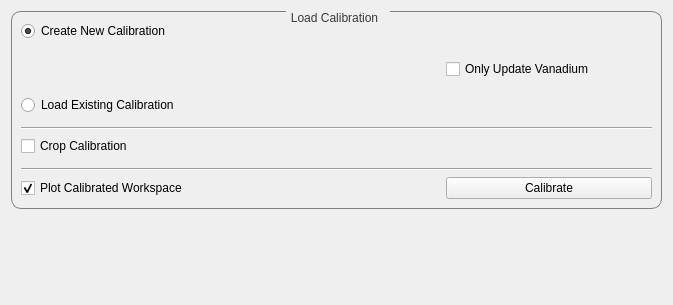
mantidproject/mantid, file scripts/Engineering/gui/engineering_diffraction/tabs/calibration/calibration_tab.ui: the form before one commit.
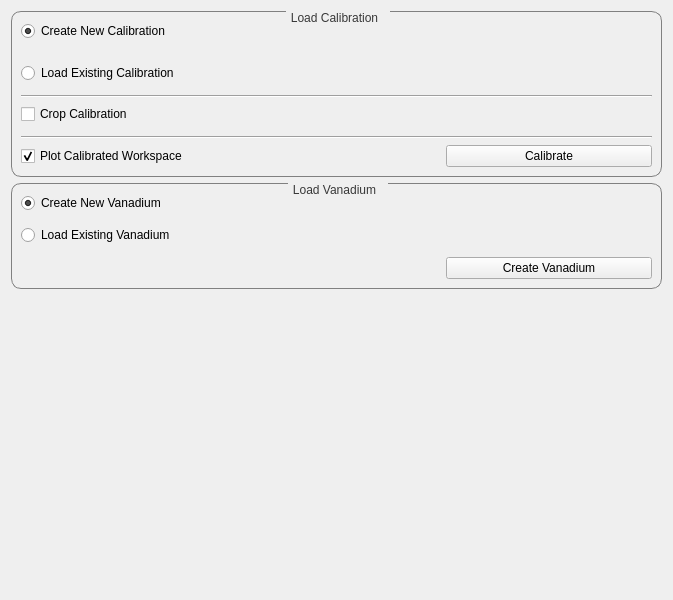
The form after the commit. Custom widgets are drawn as their Qt base class.

Commit message:
Create separate load vanadium section
Create separate load vanadium section on the calibration
tab and remove the force vanadium option from settings
and only update vanadium checkbox

The edit to the form file:
```diff
--- a/scripts/Engineering/gui/engineering_diffraction/tabs/calibration/calibration_tab.ui
+++ b/scripts/Engineering/gui/engineering_diffraction/tabs/calibration/calibration_tab.ui
@@ -10,7 +10,7 @@
     <x>0</x>
     <y>0</y>
     <width>673</width>
-    <height>305</height>
+    <height>600</height>
    </rect>
   </property>
   <property name="sizePolicy">
@@ -38,12 +38,12 @@
   </property>
   <layout class="QVBoxLayout" name="verticalLayout_2">
    <item>
-    <layout class="QVBoxLayout" name="verticalLayout" stretch="1,0">
+    <layout class="QVBoxLayout" name="verticalLayout" stretch="1,0,0">
      <property name="sizeConstraint">
       <enum>QLayout::SetDefaultConstraint</enum>
      </property>
      <item>
-      <widget class="QGroupBox" name="loadingGroup">
+      <widget class="QGroupBox" name="CalibrationGroup">
        <property name="sizePolicy">
         <sizepolicy hsizetype="Preferred" vsizetype="Fixed">
          <horstretch>0</horstretch>
@@ -80,20 +80,20 @@
           <property name="verticalSpacing">
            <number>6</number>
           </property>
-          <item row="7" column="0" colspan="3">
-           <widget class="Line" name="line_crop">
-            <property name="minimumSize">
-             <size>
-              <width>0</width>
-              <height>0</height>
-             </size>
-            </property>
-            <property name="orientation">
-             <enum>Qt::Horizontal</enum>
-            </property>
-           </widget>
-          </item>
           <item row="6" column="0" colspan="3">
+           <widget class="Line" name="line_crop">
+            <property name="minimumSize">
+             <size>
+              <width>0</width>
+              <height>0</height>
+             </size>
+            </property>
+            <property name="orientation">
+             <enum>Qt::Horizontal</enum>
+            </property>
+           </widget>
+          </item>
+          <item row="5" column="0" colspan="3">
            <widget class="FileFinderWidget" name="finder_path" native="true">
             <property name="sizePolicy">
              <sizepolicy hsizetype="Preferred" vsizetype="Preferred">
@@ -112,7 +112,7 @@
             </property>
            </widget>
           </item>
-          <item row="4" column="0" colspan="3">
+          <item row="3" column="0" colspan="3">
            <spacer name="spacer_new_exist">
             <property name="orientation">
              <enum>Qt::Vertical</enum>
@@ -128,19 +128,6 @@
             </property>
            </spacer>
           </item>
-          <item row="1" column="0" colspan="3">
-           <widget class="FileFinderWidget" name="finder_vanadium" native="true">
-            <property name="minimumSize">
-             <size>
-              <width>0</width>
-              <height>0</height>
-             </size>
-            </property>
-            <property name="focusPolicy">
-             <enum>Qt::NoFocus</enum>
-            </property>
-           </widget>
-          </item>
           <item row="0" column="0" colspan="3">
            <widget class="QRadioButton" name="radio_newCalib">
             <property name="text">
@@ -151,7 +138,7 @@
             </property>
            </widget>
           </item>
-          <item row="2" column="0" colspan="3">
+          <item row="1" column="0" colspan="3">
            <widget class="FileFinderWidget" name="finder_sample" native="true">
             <property name="sizePolicy">
              <sizepolicy hsizetype="Preferred" vsizetype="Preferred">
@@ -170,7 +157,7 @@
             </property>
            </widget>
           </item>
-          <item row="11" column="0" colspan="2">
+          <item row="10" column="0" colspan="2">
            <widget class="QCheckBox" name="check_plotOutput">
             <property name="enabled">
              <bool>true</bool>
@@ -183,14 +170,14 @@
             </property>
            </widget>
           </item>
-          <item row="8" column="0" colspan="3">
+          <item row="7" column="0" colspan="3">
            <widget class="QCheckBox" name="check_cropCalib">
             <property name="text">
              <string>Crop Calibration</string>
             </property>
            </widget>
           </item>
-          <item row="11" column="2">
+          <item row="10" column="2">
            <widget class="QPushButton" name="button_calibrate">
             <property name="enabled">
              <bool>true</bool>
@@ -200,7 +187,7 @@
             </property>
            </widget>
           </item>
-          <item row="5" column="0" colspan="3">
+          <item row="4" column="0" colspan="3">
            <widget class="QRadioButton" name="radio_loadCalib">
             <property name="text">
              <string>Load Existing Calibration</string>
@@ -210,14 +197,14 @@
             </property>
            </widget>
           </item>
-          <item row="10" column="0" colspan="3">
-           <widget class="Line" name="line_go">
-            <property name="orientation">
-             <enum>Qt::Horizontal</enum>
-            </property>
-           </widget>
-          </item>
           <item row="9" column="0" colspan="3">
+           <widget class="Line" name="line_go">
+            <property name="orientation">
+             <enum>Qt::Horizontal</enum>
+            </property>
+           </widget>
+          </item>
+          <item row="8" column="0" colspan="3">
            <widget class="CroppingView" name="widget_cropping" native="true">
             <property name="minimumSize">
              <size>
@@ -227,22 +214,87 @@
             </property>
            </widget>
           </item>
-          <item row="3" column="2">
-           <widget class="QCheckBox" name="check_updateVan">
+         </layout>
+        </item>
+       </layout>
+      </widget>
+     </item>
+     <item>
+      <widget class="QGroupBox" name="VanadiumGroup">
+       <property name="title">
+        <string>Load Vanadium</string>
+       </property>
+       <property name="alignment">
+        <set>Qt::AlignBottom|Qt::AlignHCenter</set>
+       </property>
+       <layout class="QGridLayout" name="gridLayout_4">
+        <item row="0" column="0">
+         <layout class="QGridLayout" name="gridLayout_3">
+          <item row="0" column="0">
+           <widget class="QRadioButton" name="radio_new_van">
             <property name="text">
-             <string>Only Update Vanadium</string>
+             <string>Create New Vanadium</string>
             </property>
-            <property name="enabled">
+            <property name="checked">
              <bool>true</bool>
             </property>
+           </widget>
+          </item>
+          <item row="1" column="0" colspan="3">
+           <widget class="FileFinderWidget" name="finder_vanadium" native="true">
+            <property name="sizePolicy">
+             <sizepolicy hsizetype="Preferred" vsizetype="Preferred">
+              <horstretch>0</horstretch>
+              <verstretch>0</verstretch>
+             </sizepolicy>
+            </property>
+            <property name="minimumSize">
+             <size>
+              <width>0</width>
+              <height>0</height>
+             </size>
+            </property>
+            <property name="focusPolicy">
+             <enum>Qt::NoFocus</enum>
+            </property>
+           </widget>
+          </item>
+          <item row="2" column="0">
+           <widget class="QRadioButton" name="radio_load_van">
+            <property name="text">
+             <string>Load Existing Vanadium</string>
+            </property>
             <property name="checked">
              <bool>false</bool>
             </property>
+           </widget>
+          </item>
+          <item row="3" column="0" colspan="3">
+           <widget class="FileFinderWidget" name="finder_path_van" native="true">
+            <property name="sizePolicy">
+             <sizepolicy hsizetype="Preferred" vsizetype="Preferred">
+              <horstretch>0</horstretch>
+              <verstretch>0</verstretch>
+             </sizepolicy>
+            </property>
+            <property name="minimumSize">
+             <size>
+              <width>0</width>
+              <height>0</height>
+             </size>
+            </property>
             <property name="focusPolicy">
              <enum>Qt::NoFocus</enum>
             </property>
            </widget>
           </item>
+          <item row="4" column="2">
+           <widget class="QPushButton" name="button_create_v">
+            <property name="text">
+             <string>Create Vanadium</string>
+            </property>
+           </widget>
+          </item>
          </layout>
         </item>
        </layout>
```
Left out of the diff: 6 changed lines with no effect on the pictures. The commit also changes 12 other files.
